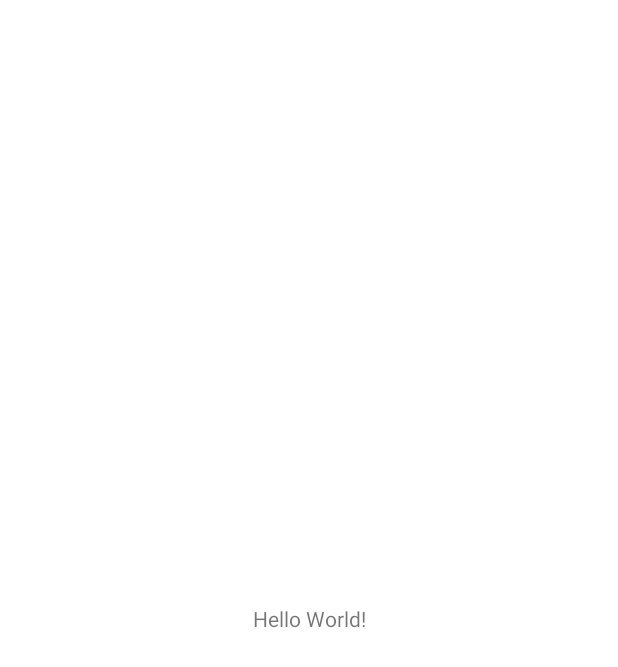
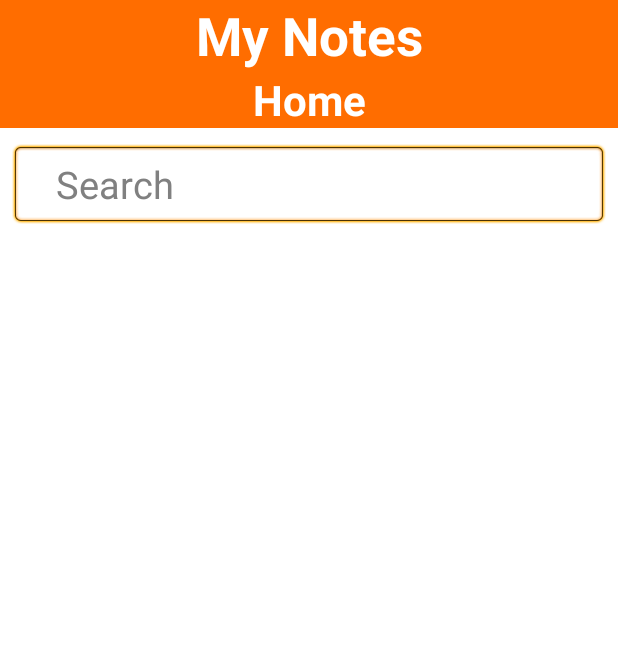
Before and after one commit to danieel47896321/My-Notes, an Android app: the screen it shows after launch (MainActivity), on a phone screen of 412 x 824 dp. Before the commit the part shown is almost empty. Shown: the top 667 px of the screen. Run offline under Robolectric (Android 15) with nearby library versions, the phone set to English and light mode, and no system bars.

Commit message:
changed themes to black. made header xml. finish main activity xml.

```diff
--- a/app/src/main/res/layout/activity_main.xml
+++ b/app/src/main/res/layout/activity_main.xml
@@ -6,13 +6,48 @@
     android:layout_height="match_parent"
     tools:context=".MainActivity">
 
-    <TextView
-        android:layout_width="wrap_content"
+    <include
+        android:id="@+id/header"
+        layout="@layout/header"
+        android:layout_width="match_parent"
         android:layout_height="wrap_content"
-        android:text="Hello World!"
-        app:layout_constraintBottom_toBottomOf="parent"
         app:layout_constraintEnd_toEndOf="parent"
         app:layout_constraintStart_toStartOf="parent"
         app:layout_constraintTop_toTopOf="parent" />
 
+    <EditText
+        android:id="@+id/User_search"
+        android:inputType="text"
+        style="@style/EditText_Style_Normal"
+        android:layout_width="match_parent"
+        android:layout_height="wrap_content"
+        android:layout_marginStart="7dp"
+        android:layout_marginTop="10dp"
+        android:layout_marginEnd="7dp"
+        android:paddingStart="30dp"
+        android:paddingLeft="30dp"
+        android:paddingEnd="30dp"
+        android:paddingRight="30dp"
+        android:hint="@string/Search"
+        app:layout_constraintEnd_toEndOf="parent"
+        app:layout_constraintStart_toStartOf="parent"
+        app:layout_constraintTop_toBottomOf="@+id/header" />
+
+    <LinearLayout
+        android:id="@+id/linearLayout"
+        android:layout_width="0dp"
+        android:layout_height="0dp"
+        android:layout_marginTop="4dp"
+        android:layout_marginBottom="6dp"
+        android:orientation="vertical"
+        app:layout_constraintBottom_toBottomOf="parent"
+        app:layout_constraintEnd_toEndOf="parent"
+        app:layout_constraintStart_toStartOf="parent"
+        app:layout_constraintTop_toBottomOf="@+id/User_search">
+
+        <androidx.recyclerview.widget.RecyclerView
+            android:id="@+id/recyclerView"
+            android:layout_width="match_parent"
+            android:layout_height="match_parent" />
+    </LinearLayout>
 </androidx.constraintlayout.widget.ConstraintLayout>
--- /dev/null
+++ b/app/src/main/res/layout/header.xml
@@ -0,0 +1,30 @@
+<?xml version="1.0" encoding="utf-8"?>
+<androidx.constraintlayout.widget.ConstraintLayout
+    xmlns:android="http://schemas.android.com/apk/res/android"
+    xmlns:app="http://schemas.android.com/apk/res-auto"
+    android:layout_width="match_parent"
+    android:layout_height="wrap_content"
+    android:background="@color/orange">
+
+    <TextView
+        android:id="@+id/appName"
+        style="@style/TextView_Style"
+        android:layout_width="match_parent"
+        android:layout_height="wrap_content"
+        android:text="@string/app_name"
+        android:textSize="35sp"
+        app:layout_constraintEnd_toEndOf="parent"
+        app:layout_constraintStart_toStartOf="parent"
+        app:layout_constraintTop_toTopOf="parent" />
+
+    <TextView
+        android:id="@+id/title"
+        style="@style/TextView_Style"
+        android:layout_width="match_parent"
+        android:layout_height="wrap_content"
+        android:text="@string/Home"
+        app:layout_constraintEnd_toEndOf="@+id/appName"
+        app:layout_constraintStart_toStartOf="@+id/appName"
+        app:layout_constraintTop_toBottomOf="@+id/appName" />
+
+</androidx.constraintlayout.widget.ConstraintLayout>
--- a/app/src/main/res/values-night/themes.xml
+++ b/app/src/main/res/values-night/themes.xml
@@ -1,16 +1,16 @@
-<resources xmlns:tools="http://schemas.android.com/tools">
+<resources >
     <!-- Base application theme. -->
     <style name="Theme.MyNotes" parent="Theme.MaterialComponents.DayNight.NoActionBar">
         <!-- Primary brand color. -->
-        <item name="colorPrimary">@color/blue</item>
-        <item name="colorPrimaryVariant">@color/blue</item>
+        <item name="colorPrimary">@color/black</item>
+        <item name="colorPrimaryVariant">@color/black</item>
         <item name="colorOnPrimary">@color/white</item>
         <!-- Secondary brand color. -->
-        <item name="colorSecondary">@color/blue</item>
-        <item name="colorSecondaryVariant">@color/blue</item>
+        <item name="colorSecondary">@color/black</item>
+        <item name="colorSecondaryVariant">@color/black</item>
         <item name="colorOnSecondary">@color/white</item>
         <!-- Status bar color. -->
-        <item name="android:statusBarColor" tools:targetApi="l">?attr/colorPrimaryVariant</item>
+        <item name="android:statusBarColor">?attr/colorPrimaryVariant</item>
         <!-- Customize your theme here. -->
     </style>
 </resources>
--- /dev/null
+++ b/app/src/main/res/values/Styles.xml
@@ -0,0 +1,18 @@
+<?xml version="1.0" encoding="utf-8"?>
+<resources>
+    <style name="TextView_Style" parent="Widget.AppCompat.TextView">
+        <item name="android:gravity">center</item>
+        <item name="android:textStyle">bold</item>
+        <item name="android:textSize">28sp</item>
+        <item name="android:textColor">@color/white</item>
+    </style>
+    <style name="EditText_Style_Normal" parent="Widget.AppCompat.EditText">
+        <item name="android:textSize">25sp</item>
+        <item name="android:gravity">start</item>
+        <item name="android:padding">10dp</item>
+        <item name="android:singleLine">true</item>
+        <item name="android:textColorHint">@color/default_color</item>
+        <item name="android:textAlignment" targetApi="jelly_bean_mr1">viewStart</item>
+        <item name="android:background">@android:drawable/editbox_background</item>
+    </style>
+</resources>
--- a/app/src/main/res/values/strings.xml
+++ b/app/src/main/res/values/strings.xml
@@ -1,3 +1,6 @@
 <resources>
     <string name="app_name">My Notes</string>
+    <string name="Home">Home</string>
+    <string name="Title">Title</string>
+    <string name="Search" translatable="true">Search</string>
 </resources>
--- a/app/src/main/res/values/themes.xml
+++ b/app/src/main/res/values/themes.xml
@@ -1,16 +1,16 @@
-<resources xmlns:tools="http://schemas.android.com/tools">
+<resources >
     <!-- Base application theme. -->
     <style name="Theme.MyNotes" parent="Theme.MaterialComponents.DayNight.NoActionBar">
         <!-- Primary brand color. -->
-        <item name="colorPrimary">@color/blue</item>
-        <item name="colorPrimaryVariant">@color/blue</item>
+        <item name="colorPrimary">@color/black</item>
+        <item name="colorPrimaryVariant">@color/black</item>
         <item name="colorOnPrimary">@color/white</item>
         <!-- Secondary brand color. -->
-        <item name="colorSecondary">@color/blue</item>
-        <item name="colorSecondaryVariant">@color/blue</item>
+        <item name="colorSecondary">@color/black</item>
+        <item name="colorSecondaryVariant">@color/black</item>
         <item name="colorOnSecondary">@color/white</item>
         <!-- Status bar color. -->
-        <item name="android:statusBarColor" tools:targetApi="l">?attr/colorPrimaryVariant</item>
+        <item name="android:statusBarColor" >?attr/colorPrimaryVariant</item>
         <!-- Customize your theme here. -->
     </style>
 </resources>
```
Also changed, not shown: 1 other file.
